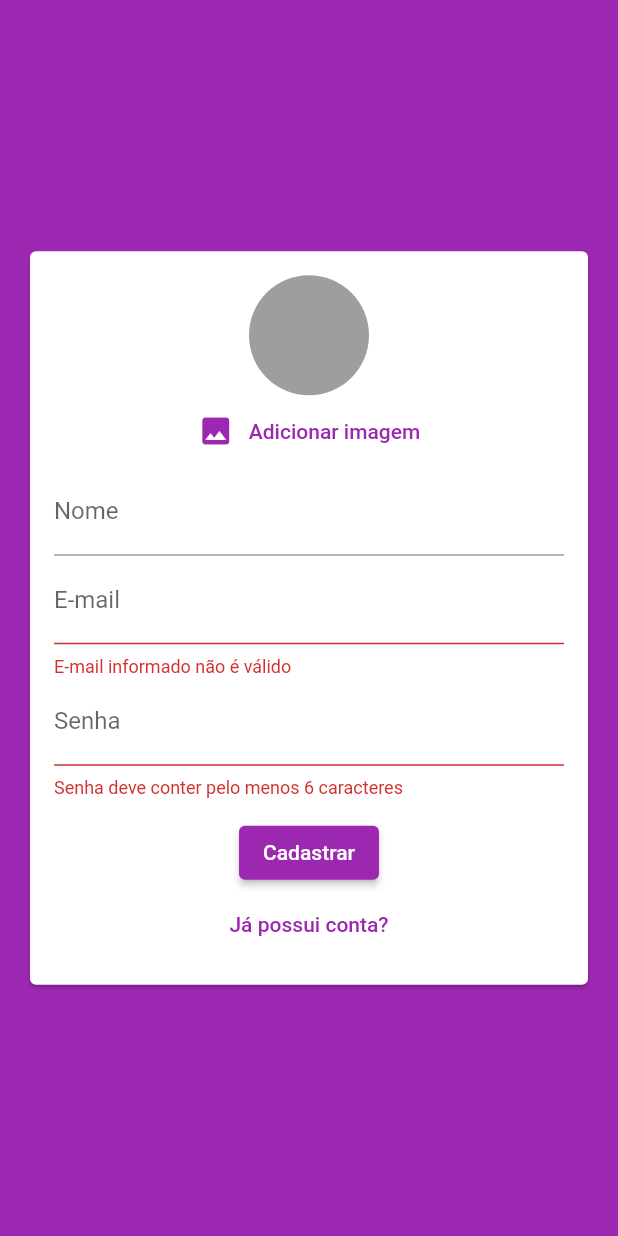
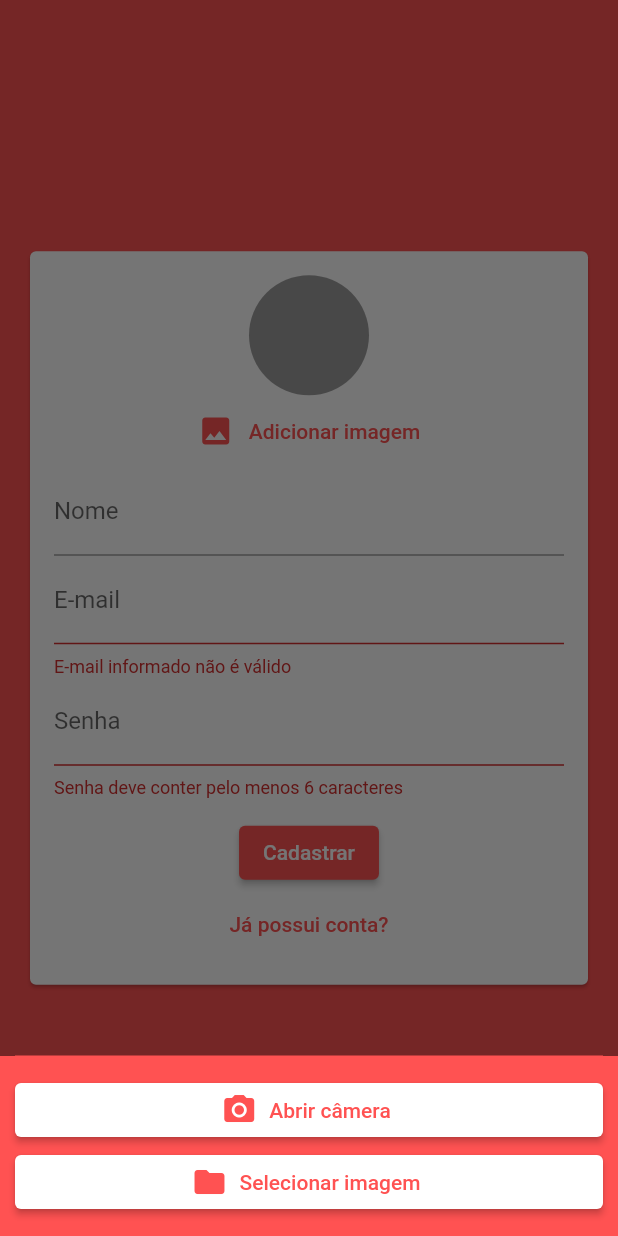
Before and after one commit to Alanssrv/chat-app, a Flutter app: the AuthPage screen opened directly, after a tap on "Entrar", after a tap on "Criar uma nova conta?", after a tap on "Adicionar imagem", on a phone screen of 412 x 824 dp. Run offline on Flutter 3.47's test engine with Material 2 defaults, Android fonts, the phone set to English and light mode, and no system bars; our stand-ins replace image_picker; accounts and stored records are empty.

```diff
--- a/lib/components/auth_form.dart
+++ b/lib/components/auth_form.dart
@@ -1,7 +1,7 @@
 import 'dart:io';
 
 import 'package:chat/components/user_image_picker.dart';
-import 'package:chat/models/auth_form_data.dart';
+import 'package:chat/core/models/auth_form_data.dart';
 import 'package:flutter/material.dart';
 
 class AuthForm extends StatefulWidget {
@@ -71,6 +71,7 @@ class _AuthFormState extends State<AuthForm> {
               TextFormField(
                 key: ValueKey('email'),
                 initialValue: _authFormData.email,
+                keyboardType: TextInputType.emailAddress,
                 onChanged: (email) => _authFormData.email = email,
                 decoration: const InputDecoration(labelText: 'E-mail'),
                 validator: (_email) {
--- a/lib/components/user_image_picker.dart
+++ b/lib/components/user_image_picker.dart
@@ -18,10 +18,10 @@ class UserImagePicker extends StatefulWidget {
 class _UserImagePickerState extends State<UserImagePicker> {
   File? _image;
 
-  Future<void> _pickImage() async {
+  Future<void> _pickImage(ImageSource source) async {
     final picker = ImagePicker();
     final pickedImage = await picker.pickImage(
-      source: ImageSource.gallery,
+      source: source,
       imageQuality: 50,
       maxWidth: 150,
     );
@@ -34,6 +34,65 @@ class _UserImagePickerState extends State<UserImagePicker> {
     }
   }
 
+  void _modalBottomImageMode() {
+    showModalBottomSheet<void>(
+      context: context,
+      builder: (BuildContext context) {
+        return Container(
+          height: 120,
+          color: Theme.of(context).colorScheme.primary,
+          child: Container(
+            decoration: BoxDecoration(
+              border: Border.all(
+                width: 0,
+                color: Theme.of(context).colorScheme.primary,
+              ),
+            ),
+            margin: const EdgeInsets.symmetric(
+              horizontal: 10,
+              vertical: 0,
+            ),
+            child: Column(
+              mainAxisAlignment: MainAxisAlignment.center,
+              mainAxisSize: MainAxisSize.min,
+              children: <Widget>[
+                SizedBox(
+                  width: double.infinity,
+                  child: ElevatedButton.icon(
+                    icon: const Icon(Icons.camera_alt),
+                    label: const Text('Abrir câmera'),
+                    style: ElevatedButton.styleFrom(
+                      onPrimary: Theme.of(context).colorScheme.primary,
+                      primary: Colors.white,
+                    ),
+                    onPressed: () {
+                      _pickImage(ImageSource.camera);
+                      Navigator.pop(context);
+                    },
+                  ),
+                ),
+                SizedBox(
+                  width: double.infinity,
+                  child: ElevatedButton.icon(
+                      icon: const Icon(Icons.folder),
+                      label: const Text('Selecionar imagem'),
+                      style: ElevatedButton.styleFrom(
+                        onPrimary: Theme.of(context).colorScheme.primary,
+                        primary: Colors.white,
+                      ),
+                      onPressed: () {
+                        _pickImage(ImageSource.gallery);
+                        Navigator.pop(context);
+                      }),
+                )
+              ],
+            ),
+          ),
+        );
+      },
+    );
+  }
+
   @override
   Widget build(BuildContext context) {
     return Column(
@@ -44,7 +103,9 @@ class _UserImagePickerState extends State<UserImagePicker> {
           backgroundImage: _image != null ? FileImage(_image!) : null,
         ),
         TextButton(
-          onPressed: _pickImage,
+          onPressed: () {
+            _modalBottomImageMode();
+          },
           child: Row(
             mainAxisAlignment: MainAxisAlignment.center,
             children: [
--- /dev/null
+++ b/lib/core/models/chat_user.dart
@@ -0,0 +1,13 @@
+class ChatUser {
+  final String id;
+  final String name;
+  final String email;
+  final String imageUrl;
+
+  const ChatUser({
+    required this.id,
+    required this.name,
+    required this.email,
+    required this.imageUrl,
+  });
+}
--- /dev/null
+++ b/lib/core/services/auth/auth_mock_service.dart
@@ -0,0 +1,64 @@
+import 'dart:async';
+import 'dart:math';
+
+import 'package:chat/core/models/chat_user.dart';
+import 'dart:io';
+import 'package:chat/core/services/auth/auth_service.dart';
+
+class AuthMockService implements AuthService {
+  static final _defaultUser = ChatUser(
+    id: '1',
+    name: 'Teste',
+    email: 'teste@mail.com',
+    imageUrl: '/assets/images/avatar.png',
+  );
+
+  static Map<String, ChatUser> _users = {
+    _defaultUser.email: _defaultUser,
+  };
+  static ChatUser? _currentUser;
+  static MultiStreamController<ChatUser?>? _controller;
+  static final _userStream = Stream<ChatUser?>.multi((controller) {
+    _controller = controller;
+    _updateUser(_defaultUser);
+  });
+
+  @override
+  ChatUser? get currentUser => null;
+
+  @override
+  Stream<ChatUser?> get userChanges => _userStream;
+
+  @override
+  Future<void> login(String email, String password) async {
+    _updateUser(_users[email]);
+  }
+
+  @override
+  Future<void> logout() async {
+    _updateUser(null);
+  }
+
+  @override
+  Future<void> signup(
+    String name,
+    String email,
+    String password,
+    File? image,
+  ) async {
+    final newUser = ChatUser(
+      id: Random().nextDouble().toString(),
+      name: name,
+      email: email,
+      imageUrl: image?.path ?? '/assets/images/avatar.png',
+    );
+
+    _users.putIfAbsent(email, () => newUser);
+    _updateUser(newUser);
+  }
+
+  static void _updateUser(ChatUser? user) {
+    _currentUser = user;
+    _controller?.add(_currentUser);
+  }
+}
--- /dev/null
+++ b/lib/core/services/auth/auth_service.dart
@@ -0,0 +1,17 @@
+import 'dart:io';
+import 'package:chat/core/models/chat_user.dart';
+import 'package:chat/core/services/auth/auth_mock_service.dart';
+
+abstract class AuthService {
+  ChatUser? get currentUser;
+
+  Stream<ChatUser?> get userChanges;
+
+  Future<void> signup(String name, String email, String password, File? image);
+  Future<void> login(String email, String password);
+  Future<void> logout();
+
+  factory AuthService() {
+    return AuthMockService();
+  }
+}
--- a/pubspec.yaml
+++ b/pubspec.yaml
@@ -59,8 +59,8 @@ flutter:
   uses-material-design: true
 
   # To add assets to your application, add an assets section, like this:
-  # assets:
-  #   - images/a_dot_burr.jpeg
+  assets:
+    - assets/images/avatar.png
   #   - images/a_dot_ham.jpeg
 
   # An image asset can refer to one or more resolution-specific "variants", see
```
Also changed, not shown: lib/main.dart (+3 -4 lines), lib/pages/auth_or_app_page.dart (added, +27 -0 lines), lib/pages/auth_page.dart (+20 -4 lines), lib/pages/chat_page.dart (added, +27 -0 lines), assets/images/avatar.png (added), lib/core/models/auth_form_data.dart (renamed from lib/models/auth_form_data.dart).
